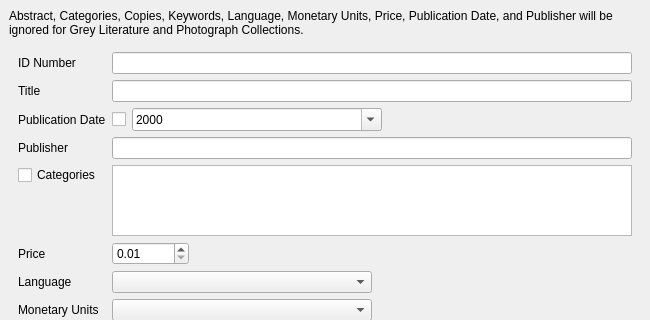
Above: UI/biblioteq_allinfo.ui from textbrowser/biblioteq before the change; both pictures show x 0 to 650 and y 0 to 320 of the 650 by 600 pixel window. Below: the same form after it.
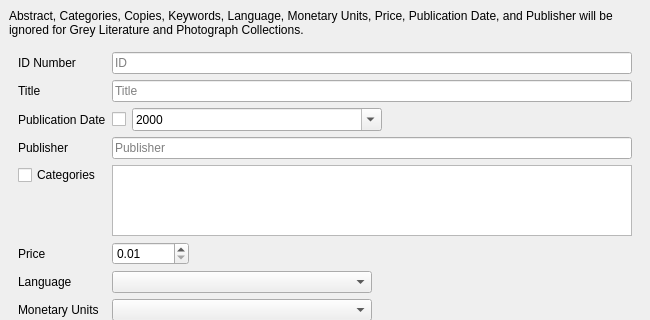
That is the form after the change. Icons and pictures are not drawn.

What changed in the file:
```diff
--- a/UI/biblioteq_allinfo.ui
+++ b/UI/biblioteq_allinfo.ui
@@ -41,9 +41,9 @@
        <property name="geometry">
         <rect>
          <x>0</x>
-         <y>0</y>
-         <width>616</width>
-         <height>650</height>
+         <y>-159</y>
+         <width>617</width>
+         <height>663</height>
         </rect>
        </property>
        <layout class="QVBoxLayout" name="verticalLayout">
@@ -67,7 +67,11 @@
             </widget>
            </item>
            <item row="0" column="1">
-            <widget class="QLineEdit" name="idnumber"/>
+            <widget class="QLineEdit" name="idnumber">
+             <property name="placeholderText">
+              <string>ID</string>
+             </property>
+            </widget>
            </item>
            <item row="1" column="0">
             <widget class="QLabel" name="label_2">
@@ -77,7 +81,11 @@
             </widget>
            </item>
            <item row="1" column="1">
-            <widget class="QLineEdit" name="title"/>
+            <widget class="QLineEdit" name="title">
+             <property name="placeholderText">
+              <string>Title</string>
+             </property>
+            </widget>
            </item>
            <item row="2" column="0">
             <widget class="QLabel" name="label_13">
@@ -137,7 +145,11 @@
             </widget>
            </item>
            <item row="3" column="1">
-            <widget class="QLineEdit" name="publisher"/>
+            <widget class="QLineEdit" name="publisher">
+             <property name="placeholderText">
+              <string>Publisher</string>
+             </property>
+            </widget>
            </item>
            <item row="4" column="0">
             <widget class="QCheckBox" name="categories_checkbox">
```
Left out of the diff: 11 changed lines with no effect on the pictures.
